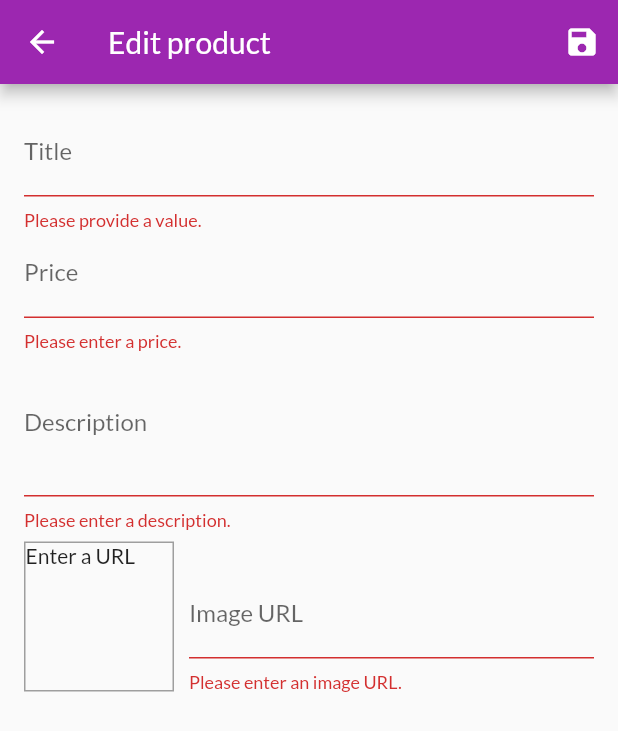
After one commit to luismiguelduque/Flutter-products, a Flutter app: the EditProduct screen opened by its route, after a tap on the "save" icon, on a phone screen of 412 x 824 dp. The commit adds this screen. Shown: the top 731 px of the screen. Run offline on Flutter 3.47's test engine with Material 2 defaults, Android fonts, the phone set to English and light mode, and no system bars; network calls fail.

Commit message:
adding products

```diff
--- a/lib/main.dart
+++ b/lib/main.dart
@@ -6,6 +6,8 @@ import './screens/products_overview.dart';
 import './screens/product_detail.dart';
 import './screens/cart_detail.dart';
 import './screens/orders_list.dart';
+import './screens/user_products.dart';
+import './screens/edit_product.dart';
 import './providers/products.dart';
 import './providers/cart.dart';
 import './providers/orders.dart';
@@ -35,6 +37,8 @@ class MyApp extends StatelessWidget {
           ProductDetail.routName : (ctx) => ProductDetail(),
           CartDetail.routeName : (ctx) => CartDetail(),
           OrdersList.routeName :  (ctx) => OrdersList(),
+          UserProducts.routeName : (ctx) => UserProducts(),
+          EditProduct.routeName : (ctx) => EditProduct(),
         },
         theme: ThemeData(
           primarySwatch: Colors.purple,
--- a/lib/providers/products.dart
+++ b/lib/providers/products.dart
@@ -49,8 +49,16 @@ class Products with ChangeNotifier {
     return _items.firstWhere((item) => item.id == id);
   }
 
-  void addProduct(){
-    //_items.add(value);
+  void addProduct(Product product){
+    final newProduct = Product(
+      id: DateTime.now().toString(),
+      title: product.title,
+      price: product.price,
+      description: product.description,
+      imageUrl: product.imageUrl,
+    );
+    _items.add(newProduct);
+    //_items.insert(0, newProduct);
     notifyListeners();
   }
 
--- /dev/null
+++ b/lib/screens/edit_product.dart
@@ -0,0 +1,230 @@
+import 'package:flutter/material.dart';
+
+import 'package:provider/provider.dart';
+
+import '../providers/product.dart';
+import '../providers/products.dart';
+
+class EditProduct extends StatefulWidget {
+
+  static const routeName = "/edit-product";
+
+  @override
+  _EditProductState createState() => _EditProductState();
+}
+
+class _EditProductState extends State<EditProduct> {
+
+  final _priceFocusNode = FocusNode();
+  final _descriptionFocusNode = FocusNode();
+  final _imageUrlController = TextEditingController();
+  final _imageUrlFocusNode = FocusNode();
+  final _form = GlobalKey<FormState>();
+  var _editedProduct = Product(
+    id: null,
+    title: "",
+    price: 0,
+    description: "",
+    imageUrl: ""
+  );
+
+  @override
+  void initState() {
+    _imageUrlFocusNode.addListener(_updateImageUrl);
+    super.initState();
+  }
+
+  @override
+  void dispose() {
+    _imageUrlFocusNode.removeListener(_updateImageUrl);
+    _priceFocusNode.dispose();
+    _descriptionFocusNode.dispose();
+    _imageUrlController.dispose();
+    _imageUrlFocusNode.dispose();
+    super.dispose();
+  }
+
+  void _updateImageUrl(){
+    if(!_imageUrlFocusNode.hasFocus){
+      if(_imageUrlController.text.isEmpty ||
+      (!_imageUrlController.text.startsWith("http") && !_imageUrlController.text.startsWith("https")) ||
+      (!_imageUrlController.text.endsWith(".png") && !_imageUrlController.text.endsWith(".jpg") && !_imageUrlController.text.endsWith(".jpeg"))){
+        return;
+      }
+      setState(() {});
+    }
+  }
+
+  void _saveForm(){
+    final isValid = _form.currentState.validate();
+    if(!isValid){
+      return;
+    }else{
+      _form.currentState.save();
+      Provider.of<Products>(context, listen: false).addProduct(_editedProduct);
+      Navigator.of(context).pop();
+    }
+  }
+
+  @override
+  Widget build(BuildContext context) {
+    return Scaffold(
+      appBar: AppBar(
+        title: Text("Edit product"),
+        actions: [
+          IconButton(
+            icon: Icon(Icons.save),
+            onPressed: _saveForm,
+          ),
+        ],
+      ),
+      body: Padding(
+        padding: const EdgeInsets.all(16.0),
+        child: Form(
+          key: _form,
+          child: ListView(
+            children: [
+              TextFormField(
+                decoration: InputDecoration(
+                  labelText: "Title",
+                ),
+                textInputAction: TextInputAction.next,
+                onFieldSubmitted: (_){
+                  FocusScope.of(context).requestFocus(_priceFocusNode);
+                },
+                validator: (value){
+                  if(value.isEmpty){
+                    return "Please provide a value.";
+                  }else{
+                    return null;
+                  }
+                },
+                onSaved: (value){
+                  _editedProduct = Product(
+                    id: null,
+                    title: value,
+                    price: _editedProduct.price,
+                    description: _editedProduct.description,
+                    imageUrl: _editedProduct.imageUrl,
+                  );
+                },
+              ),
+              TextFormField(
+                decoration: InputDecoration(
+                  labelText: "Price",
+                ),
+                keyboardType: TextInputType.number,
+                focusNode: _priceFocusNode,
+                textInputAction: TextInputAction.next,
+                onFieldSubmitted: (_){
+                  FocusScope.of(context).requestFocus(_descriptionFocusNode);
+                },
+                validator: (value){
+                  if(value.isEmpty){
+                    return "Please enter a price.";
+                  }
+                  if(double.tryParse(value) == null){
+                    return "Please enter a valid number.";
+                  }
+                  if(double.parse(value) <= 0){
+                    return "Please enter a number greater tham zero.";
+                  }
+                  return null;
+                },
+                onSaved: (value){
+                  _editedProduct = Product(
+                    id: null,
+                    title: _editedProduct.title,
+                    price: double.parse(value),
+                    description: _editedProduct.description,
+                    imageUrl: _editedProduct.imageUrl,
+                  );
+                },
+              ),
+              TextFormField(
+                decoration: InputDecoration(
+                  labelText: "Description",
+                ),
+                maxLines: 3,
+                keyboardType: TextInputType.multiline,
+                focusNode: _descriptionFocusNode,
+                validator: (value){
+                  if(value.isEmpty){
+                    return "Please enter a description.";
+                  }
+                  if(value.length < 10){
+                    return "Should be at least 10 characters long.";
+                  }
+                  return null;
+                },
+                onSaved: (value){
+                  _editedProduct = Product(
+                    id: null,
+                    title: _editedProduct.title,
+                    price: _editedProduct.price,
+                    description: value,
+                    imageUrl: _editedProduct.imageUrl,
+                  );
+                },
+              ),
+              Row(
+                crossAxisAlignment: CrossAxisAlignment.end,
+                children: [
+                  Container(
+                    height: 100,
+                    width: 100,
+                    margin: EdgeInsets.only(top: 8, right: 10),
+                    decoration: BoxDecoration(
+                      border: Border.all(width: 1, color: Colors.grey)
+                    ),
+                    child: _imageUrlController.text.isEmpty
+                    ? Text("Enter a URL")
+                    : FittedBox(
+                        child: Image.network(
+                          _imageUrlController.text,
+                          fit: BoxFit.cover,
+                        ),
+                      ),
+                  ),
+                  Expanded(
+                    child: TextFormField(
+                      decoration: InputDecoration(
+                        labelText: "Image URL",
+                      ),
+                      keyboardType: TextInputType.url,
+                      controller: _imageUrlController,
+                      focusNode: _imageUrlFocusNode,
+                      textInputAction: TextInputAction.done,
+                      onFieldSubmitted: (_){ _saveForm(); },
+                      validator: (value){
+                        if(value.isEmpty){
+                          return "Please enter an image URL.";
+                        }
+                        if(!value.startsWith("http") && !value.startsWith("https")){
+                          return "Please enter a valid image URL.";
+                        }
+                        if(!value.endsWith(".png") && !value.endsWith(".jpg") && !value.endsWith(".jpeg")){
+                          return "Please enter a valid image URL.";
+                        }
+                        return null;
+                      },
+                      onSaved: (value){
+                        _editedProduct = Product(
+                          id: null,
+                          title: _editedProduct.title,
+                          price: _editedProduct.price,
+                          description: _editedProduct.description,
+                          imageUrl: value,
+                        );
+                      },
+                    ),
+                  )
+                ],
+              ),
+            ],
+          ),
+        ),
+      ),
+    );
+  }
+}
--- a/lib/widgets/app_drawer.dart
+++ b/lib/widgets/app_drawer.dart
@@ -1,6 +1,7 @@
 import 'package:flutter/material.dart';
 
 import '../screens/orders_list.dart';
+import '../screens/user_products.dart';
 
 class AppDrawer extends StatelessWidget {
   @override
@@ -28,6 +29,14 @@ class AppDrawer extends StatelessWidget {
               Navigator.of(context).pushNamed(OrdersList.routeName);
             },
           ),
+          Divider(),
+          ListTile(
+            leading: Icon(Icons.edit),
+            title: Text("Manage products"),
+            onTap: (){
+              Navigator.of(context).pushNamed(UserProducts.routeName);
+            },
+          ),
         ],
       ),
     );
```
Also changed, not shown: lib/providers/cart.dart (+21 -0 lines), lib/screens/user_products.dart (added, +49 -0 lines), lib/widgets/cart_item.dart (+23 -0 lines), lib/widgets/product_item.dart (+13 -0 lines), lib/widgets/user_product_item.dart (added, +39 -0 lines).
